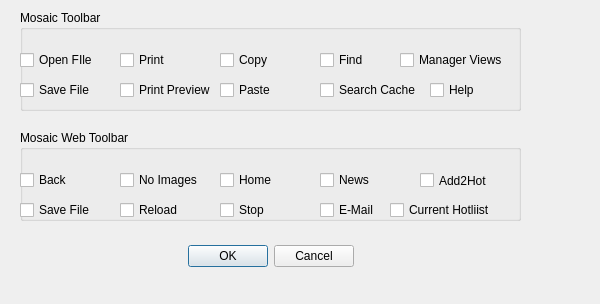
pashazz/mosaix, file mxbuttonconf.ui: the form before one commit.
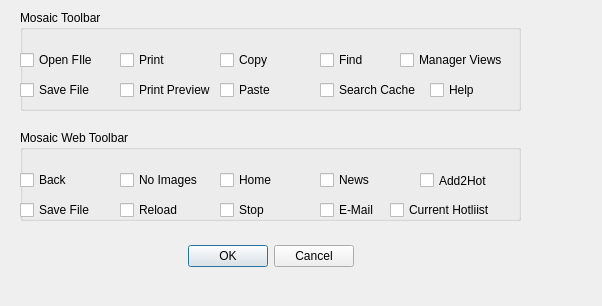
The form after the commit. Icons and pictures are not drawn.

The edit to the form file:
```diff
--- a/mxbuttonconf.ui
+++ b/mxbuttonconf.ui
@@ -6,8 +6,8 @@
    <rect>
     <x>0</x>
     <y>0</y>
-    <width>600</width>
-    <height>304</height>
+    <width>602</width>
+    <height>306</height>
    </rect>
   </property>
   <property name="windowTitle">
```
Left out of the diff: 9 changed lines with no effect on the pictures.
